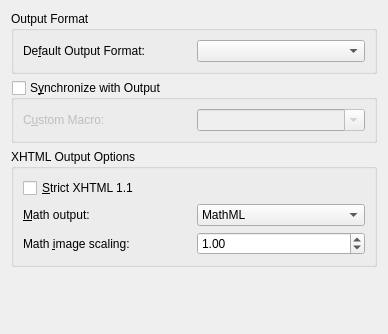
Above: src/frontends/qt4/ui/OutputUi.ui from cburschka/lyx before the change. Below: the same form after it.
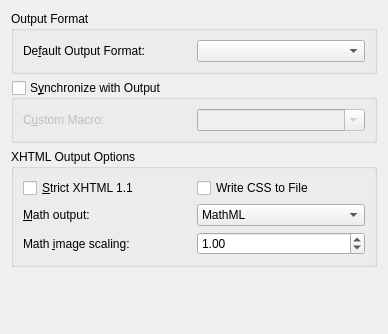
That is the form after the change.

Commit message: UI for writing CSS to file.

Patch:
```diff
--- a/src/frontends/qt4/ui/OutputUi.ui
+++ b/src/frontends/qt4/ui/OutputUi.ui
@@ -115,7 +115,7 @@
       <bool>true</bool>
      </property>
      <layout class="QGridLayout" name="outGridLayout">
-      <item row="0" column="0" colspan="2">
+      <item row="0" column="0">
        <widget class="QCheckBox" name="strictCB">
         <property name="toolTip">
          <string>Whether to comply strictly with XHTML 1.1.</string>
@@ -215,6 +215,13 @@
         </property>
        </widget>
       </item>
+      <item row="0" column="1">
+       <widget class="QCheckBox" name="cssCB">
+        <property name="text">
+         <string>Write CSS to File</string>
+        </property>
+       </widget>
+      </item>
      </layout>
     </widget>
    </item>
```
Left out of the diff: 1 changed line with no effect on the pictures. The commit also changes 1 other file.
